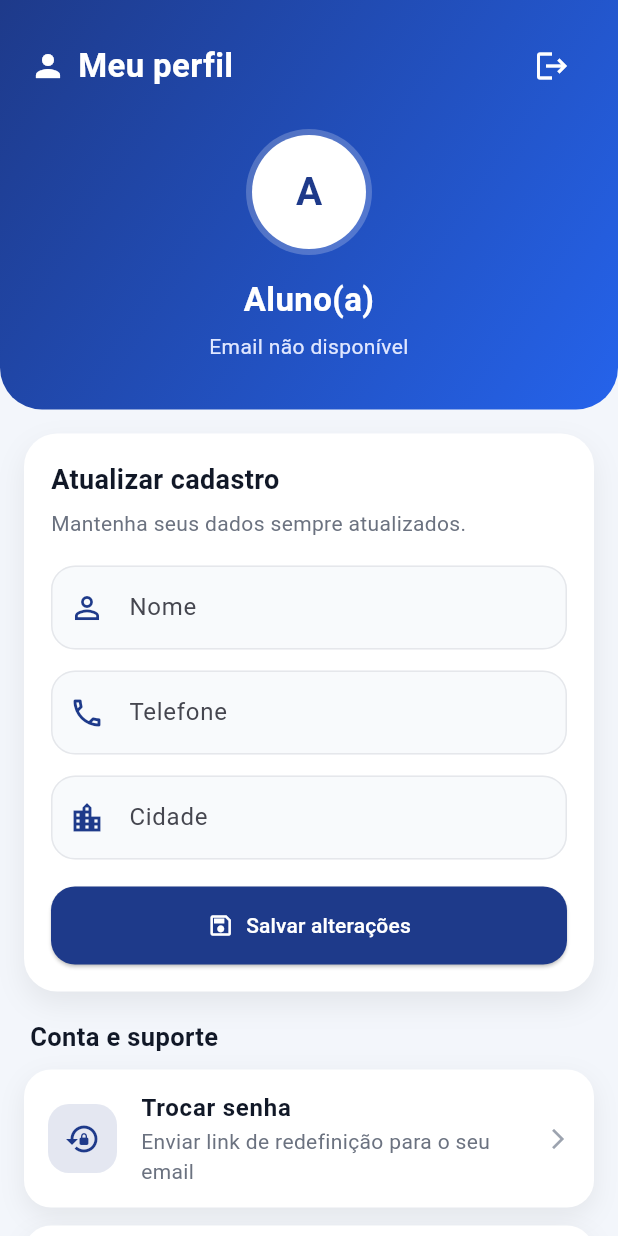
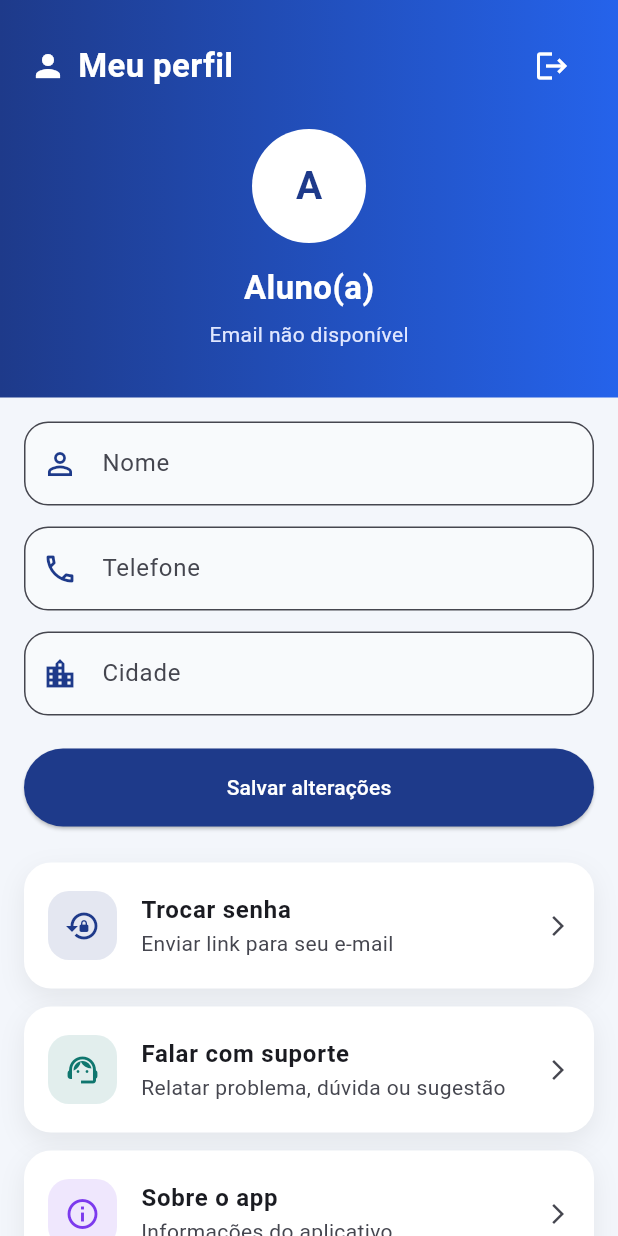
Before and after one commit to marciohgmm/trilha-med, a Flutter app: the PerfilPage screen opened directly with empty values, on a phone screen of 412 x 824 dp. Run offline on Flutter 3.47's test engine with Material 3 defaults, Android fonts, the phone set to English and light mode, and no system bars; our stand-ins replace cloud_firestore, connectivity_plus, file_picker, firebase_auth, firebase_core, firebase_storage and 1 more; missing offline and left inert: universal_html; accounts and stored records are empty.

```diff
--- a/lib/screens/perfil_page.dart
+++ b/lib/screens/perfil_page.dart
@@ -28,12 +28,18 @@ class _PerfilPageState extends State<PerfilPage> {
 
   String _iniciais(String nome, String email) {
     final nomeLimpo = nome.trim();
+
     if (nomeLimpo.isNotEmpty) {
-      final partes = nomeLimpo.split(' ').where((e) => e.trim().isNotEmpty).toList();
+      final partes =
+          nomeLimpo.split(' ').where((e) => e.trim().isNotEmpty).toList();
+
       if (partes.length == 1) {
         return partes.first.substring(0, 1).toUpperCase();
       }
-      return (partes.first.substring(0, 1) + partes.last.substring(0, 1)).toUpperCase();
+
+      return (partes.first.substring(0, 1) +
+              partes.last.substring(0, 1))
+          .toUpperCase();
     }
 
     if (email.isNotEmpty) {
@@ -80,6 +86,7 @@ class _PerfilPageState extends State<PerfilPage> {
       );
     } finally {
       if (!mounted) return;
+
       setState(() {
         _salvando = false;
       });
@@ -93,7 +100,9 @@ class _PerfilPageState extends State<PerfilPage> {
       if (email == null || email.isEmpty) {
         ScaffoldMessenger.of(context).showSnackBar(
           const SnackBar(
-            content: Text('Não foi possível identificar o e-mail do usuário.'),
+            content: Text(
+              'Não foi possível identificar o e-mail do usuário.',
+            ),
             backgroundColor: Colors.red,
           ),
         );
@@ -106,7 +115,9 @@ class _PerfilPageState extends State<PerfilPage> {
 
       ScaffoldMessenger.of(context).showSnackBar(
         SnackBar(
-          content: Text('Enviamos o link de redefinição para $email'),
+          content: Text(
+            'Enviamos o link de redefinição para $email',
+          ),
           backgroundColor: Colors.green,
         ),
       );
@@ -115,7 +126,9 @@ class _PerfilPageState extends State<PerfilPage> {
 
       ScaffoldMessenger.of(context).showSnackBar(
         SnackBar(
-          content: Text('Erro ao enviar redefinição de senha: $e'),
+          content: Text(
+            'Erro ao enviar redefinição de senha: $e',
+          ),
           backgroundColor: Colors.red,
         ),
       );
@@ -164,19 +177,27 @@ class _PerfilPageState extends State<PerfilPage> {
                 if (mensagem.isEmpty) {
                   ScaffoldMessenger.of(context).showSnackBar(
                     const SnackBar(
-                      content: Text('Digite uma mensagem antes de enviar.'),
+                      content: Text(
+                        'Digite uma mensagem antes de enviar.',
+                      ),
                     ),
                   );
                   return;
                 }
 
                 try {
-                  await _firestore.collection('suporte_mensagens').add({
+                  /// CORRIGIDO:
+                  /// Agora envia para coleção usada pelo admin
+                  await _firestore
+                      .collection('notificacoes_admin')
+                      .add({
+                    'tipo': 'contato_admin',
+                    'status': 'novo',
                     'userId': widget.userId,
                     'email': _auth.currentUser?.email ?? '',
                     'mensagem': mensagem,
-                    'status': 'novo',
                     'criadoEm': Timestamp.now(),
+                    'atualizadoEm': Timestamp.now(),
                   });
 
                   if (!mounted) return;
@@ -185,7 +206,9 @@ class _PerfilPageState extends State<PerfilPage> {
 
                   ScaffoldMessenger.of(context).showSnackBar(
                     const SnackBar(
-                      content: Text('Mensagem enviada para a equipe com sucesso!'),
+                      content: Text(
+                        'Mensagem enviada para a equipe com sucesso!',
+                      ),
                       backgroundColor: Colors.green,
                     ),
                   );
@@ -194,7 +217,9 @@ class _PerfilPageState extends State<PerfilPage> {
 
                   ScaffoldMessenger.of(context).showSnackBar(
                     SnackBar(
-                      content: Text('Erro ao enviar mensagem: $e'),
+                      content: Text(
+                        'Erro ao enviar mensagem: $e',
+                      ),
                       backgroundColor: Colors.red,
                     ),
                   );
@@ -215,6 +240,65 @@ class _PerfilPageState extends State<PerfilPage> {
     );
   }
 
+  Future<void> _abrirSobreApp() async {
+    await showDialog(
+      context: context,
+      builder: (context) {
+        return AlertDialog(
+          shape: RoundedRectangleBorder(
+            borderRadius: BorderRadius.circular(20),
+          ),
+          title: const Text('Sobre o app'),
+          content: const Column(
+            mainAxisSize: MainAxisSize.min,
+            children: [
+              Icon(
+                Icons.school,
+                size: 52,
+                color: Color(0xFF1E3A8A),
+              ),
+              SizedBox(height: 14),
+              Text(
+                'Trilha Med',
+                style: TextStyle(
+                  fontSize: 20,
+                  fontWeight: FontWeight.bold,
+                ),
+              ),
+              SizedBox(height: 8),
+              Text(
+                'Preparação Revalida',
+                textAlign: TextAlign.center,
+              ),
+              SizedBox(height: 12),
+              Text(
+                'Versão 1.0.0',
+                style: TextStyle(
+                  color: Colors.black54,
+                ),
+              ),
+              SizedBox(height: 12),
+              Text(
+                'Aplicativo desenvolvido para auxiliar estudantes com flashcards, estudos organizados e revisão inteligente.',
+                textAlign: TextAlign.center,
+              ),
+            ],
+          ),
+          actions: [
+            ElevatedButton(
+              onPressed: () => Navigator.pop(context),
+              style: ElevatedButton.styleFrom(
+                backgroundColor: const Color(0xFF1E3A8A),
+                foregroundColor: Colors.white,
+              ),
+              child: const Text('Fechar'),
+            ),
+          ],
+        );
+      },
+    );
+  }
+
   Future<void> _confirmarLogout() async {
     final sair = await showDialog<bool>(
       context: context,
@@ -224,7 +308,9 @@ class _PerfilPageState extends State<PerfilPage> {
             borderRadius: BorderRadius.circular(20),
           ),
           title: const Text('Sair da conta'),
-          content: const Text('Tem certeza que deseja sair do aplicativo?'),
+          content: const Text(
+            'Tem certeza que deseja sair do aplicativo?',
+          ),
           actions: [
             TextButton(
               onPressed: () => Navigator.pop(context, false),
@@ -235,9 +321,6 @@ class _PerfilPageState extends State<PerfilPage> {
               style: ElevatedButton.styleFrom(
                 backgroundColor: Colors.red,
                 foregroundColor: Colors.white,
-                shape: RoundedRectangleBorder(
-                  borderRadius: BorderRadius.circular(12),
-                ),
               ),
               child: const Text('Sair'),
             ),
@@ -282,7 +365,8 @@ class _PerfilPageState extends State<PerfilPage> {
         ],
       ),
       child: ListTile(
-        contentPadding: const EdgeInsets.symmetric(horizontal: 16, vertical: 6),
+        contentPadding:
+            const EdgeInsets.symmetric(horizontal: 16, vertical: 6),
         leading: Container(
           width: 46,
           height: 46,
@@ -296,16 +380,13 @@ class _PerfilPageState extends State<PerfilPage> {
           titulo,
           style: const TextStyle(
             fontWeight: FontWeight.bold,
-            color: Color(0xFF111827),
           ),
         ),
-        subtitle: Text(
-          subtitulo,
-          style: const TextStyle(
-            color: Color(0xFF6B7280),
+        subtitle: Text(subtitulo),
+        trailing: const Icon(
+          Icons.arrow_forward_ios,
+          size: 16,
         ),
-        ),
-        trailing: const Icon(Icons.arrow_forward_ios, size: 16, color: Color(0xFF9CA3AF)),
         onTap: onTap,
       ),
     );
@@ -324,23 +405,14 @@ class _PerfilPageState extends State<PerfilPage> {
         keyboardType: keyboardType,
         decoration: InputDecoration(
           labelText: label,
-          prefixIcon: Icon(icon, color: const Color(0xFF1E3A8A)),
+          prefixIcon: Icon(
+            icon,
+            color: const Color(0xFF1E3A8A),
+          ),
           filled: true,
           fillColor: const Color(0xFFF8FAFC),
           border: OutlineInputBorder(
             borderRadius: BorderRadius.circular(16),
-            borderSide: BorderSide.none,
-          ),
-          enabledBorder: OutlineInputBorder(
-            borderRadius: BorderRadius.circular(16),
-            borderSide: const BorderSide(color: Color(0xFFE5E7EB)),
-          ),
-          focusedBorder: OutlineInputBorder(
-            borderRadius: BorderRadius.circular(16),
-            borderSide: const BorderSide(
-              color: Color(0xFF1E3A8A),
-              width: 2,
-            ),
           ),
         ),
       ),
@@ -358,15 +430,23 @@ class _PerfilPageState extends State<PerfilPage> {
   @override
   Widget build(BuildContext context) {
     return StreamBuilder<DocumentSnapshot>(
-      stream: _firestore.collection('users').doc(widget.userId).snapshots(),
+      stream: _firestore
+          .collection('users')
+          .doc(widget.userId)
+          .snapshots(),
       builder: (context, snapshot) {
         final rawData = snapshot.data?.data();
-        final userData = rawData is Map<String, dynamic> ? rawData : <String, dynamic>{};
+
+        final userData = rawData is Map<String, dynamic>
+            ? rawData
+            : <String, dynamic>{};
 
         final nome = (userData['nome'] ?? '').toString();
         final telefone = (userData['telefone'] ?? '').toString();
         final cidade = (userData['cidade'] ?? '').toString();
-        final email = (_auth.currentUser?.email ?? userData['email'] ?? '').toString();
+        final email =
+            (_auth.currentUser?.email ?? userData['email'] ?? '')
+                .toString();
 
         _nomeController.text = nome;
         _telefoneController.text = telefone;
@@ -379,19 +459,14 @@ class _PerfilPageState extends State<PerfilPage> {
               children: [
                 Container(
                   width: double.infinity,
-                  padding: const EdgeInsets.fromLTRB(20, 20, 20, 32),
+                  padding:
+                      const EdgeInsets.fromLTRB(20, 20, 20, 32),
                   decoration: const BoxDecoration(
                     gradient: LinearGradient(
                       colors: [
                         Color(0xFF1E3A8A),
                         Color(0xFF2563EB),
                       ],
-                      begin: Alignment.topLeft,
-                      end: Alignment.bottomRight,
-                    ),
-                    borderRadius: BorderRadius.only(
-                      bottomLeft: Radius.circular(28),
-                      bottomRight: Radius.circular(28),
                     ),
                   ),
                   child: Column(
@@ -415,19 +490,15 @@ class _PerfilPageState extends State<PerfilPage> {
                           ),
                           IconButton(
                             onPressed: _confirmarLogout,
-                            icon: const Icon(Icons.logout, color: Colors.white),
-                            tooltip: 'Sair',
+                            icon: const Icon(
+                              Icons.logout,
+                              color: Colors.white,
+                            ),
                           ),
                         ],
                       ),
                       const SizedBox(height: 18),
-                      Container(
-                        padding: const EdgeInsets.all(4),
-                        decoration: BoxDecoration(
-                          color: Colors.white.withOpacity(0.22),
-                          shape: BoxShape.circle,
-                        ),
-                        child: CircleAvatar(
+                      CircleAvatar(
                         radius: 38,
                         backgroundColor: Colors.white,
                         child: Text(
@@ -439,11 +510,9 @@ class _PerfilPageState extends State<PerfilPage> {
                           ),
                         ),
                       ),
-                      ),
                       const SizedBox(height: 14),
                       Text(
                         nome.isNotEmpty ? nome : 'Aluno(a)',
-                        textAlign: TextAlign.center,
                         style: const TextStyle(
                           color: Colors.white,
                           fontSize: 22,
@@ -452,11 +521,11 @@ class _PerfilPageState extends State<PerfilPage> {
                       ),
                       const SizedBox(height: 6),
                       Text(
-                        email.isNotEmpty ? email : 'Email não disponível',
-                        textAlign: TextAlign.center,
+                        email.isNotEmpty
+                            ? email
+                            : 'Email não disponível',
                         style: const TextStyle(
                           color: Color(0xFFE0E7FF),
-                          fontSize: 14,
                         ),
                       ),
                     ],
@@ -466,38 +535,6 @@ class _PerfilPageState extends State<PerfilPage> {
                   child: ListView(
                     padding: const EdgeInsets.all(16),
                     children: [
-                      Container(
-                        padding: const EdgeInsets.all(18),
-                        decoration: BoxDecoration(
-                          color: Colors.white,
-                          borderRadius: BorderRadius.circular(22),
-                          boxShadow: const [
-                            BoxShadow(
-                              color: Color(0x11000000),
-                              blurRadius: 16,
-                              offset: Offset(0, 8),
-                            ),
-                          ],
-                        ),
-                        child: Column(
-                          crossAxisAlignment: CrossAxisAlignment.start,
-                          children: [
-                            const Text(
-                              'Atualizar cadastro',
-                              style: TextStyle(
-                                fontSize: 18,
-                                fontWeight: FontWeight.bold,
-                                color: Color(0xFF111827),
-                              ),
-                            ),
-                            const SizedBox(height: 6),
-                            const Text(
-                              'Mantenha seus dados sempre atualizados.',
-                              style: TextStyle(
-                                color: Color(0xFF6B7280),
-                              ),
-                            ),
-                            const SizedBox(height: 18),
                       _buildCampo(
                         controller: _nomeController,
                         label: 'Nome',
@@ -507,89 +544,71 @@ class _PerfilPageState extends State<PerfilPage> {
                         controller: _telefoneController,
                         label: 'Telefone',
                         icon: Icons.phone_outlined,
-                              keyboardType: TextInputType.phone,
                       ),
                       _buildCampo(
                         controller: _cidadeController,
                         label: 'Cidade',
                         icon: Icons.location_city_outlined,
                       ),
-                            const SizedBox(height: 4),
-                            SizedBox(
-                              width: double.infinity,
-                              child: ElevatedButton.icon(
-                                onPressed: _salvando ? null : _salvarPerfil,
-                                icon: _salvando
-                                    ? const SizedBox(
-                                        height: 18,
-                                        width: 18,
-                                        child: CircularProgressIndicator(
-                                          strokeWidth: 2.2,
-                                          color: Colors.white,
-                                        ),
-                                      )
-                                    : const Icon(Icons.save_outlined),
-                                label: Text(_salvando ? 'Salvando...' : 'Salvar alterações'),
+                      const SizedBox(height: 8),
+                      ElevatedButton(
+                        onPressed:
+                            _salvando ? null : _salvarPerfil,
                         style: ElevatedButton.styleFrom(
-                                  backgroundColor: const Color(0xFF1E3A8A),
+                          backgroundColor:
+                              const Color(0xFF1E3A8A),
                           foregroundColor: Colors.white,
-                                  padding: const EdgeInsets.symmetric(vertical: 16),
-                                  shape: RoundedRectangleBorder(
-                                    borderRadius: BorderRadius.circular(16),
+                          padding:
+                              const EdgeInsets.symmetric(
+                            vertical: 16,
                           ),
                         ),
+                        child: Text(
+                          _salvando
+                              ? 'Salvando...'
+                              : 'Salvar alterações',
                         ),
                       ),
-                          ],
-                        ),
-                      ),
-                      const SizedBox(height: 18),
-                      const Padding(
-                        padding: EdgeInsets.only(left: 4, bottom: 10),
-                        child: Text(
-                          'Conta e suporte',
-                          style: TextStyle(
-                            fontSize: 17,
-                            fontWeight: FontWeight.bold,
-                            color: Color(0xFF111827),
-                          ),
-                        ),
-                      ),
+                      const SizedBox(height: 24),
                       _buildAcaoTile(
                         icon: Icons.lock_reset,
                         titulo: 'Trocar senha',
-                        subtitulo: 'Enviar link de redefinição para o seu email',
+                        subtitulo:
+                            'Enviar link para seu e-mail',
                         onTap: _enviarRedefinicaoSenha,
                       ),
                       _buildAcaoTile(
                         icon: Icons.support_agent,
                         titulo: 'Falar com suporte',
-                        subtitulo: 'Relatar problema, dúvida ou sugestão',
+                        subtitulo:
+                            'Relatar problema, dúvida ou sugestão',
                         onTap: _abrirDialogoSuporte,
-                        corIcone: const Color(0xFF0F766E),
+                        corIcone:
+                            const Color(0xFF0F766E),
                       ),
                       _buildAcaoTile(
                         icon: Icons.info_outline,
                         titulo: 'Sobre o app',
-                        subtitulo: 'Trilha Med • Preparação Revalida',
-                        onTap: null,
-                        corIcone: const Color(0xFF7C3AED),
+                        subtitulo:
+                            'Informações do aplicativo',
+                        onTap: _abrirSobreApp,
+                        corIcone:
+                            const Color(0xFF7C3AED),
                       ),
-                      const SizedBox(height: 8),
+                      const SizedBox(height: 12),
                       OutlinedButton.icon(
                         onPressed: _confirmarLogout,
                         icon: const Icon(Icons.logout),
-                        label: const Text('Sair da conta'),
-                        style: OutlinedButton.styleFrom(
+                        label:
+                            const Text('Sair da conta'),
+                        style:
+                            OutlinedButton.styleFrom(
                           foregroundColor: Colors.red,
-                          side: const BorderSide(color: Colors.red),
-                          padding: const EdgeInsets.symmetric(vertical: 16),
-                          shape: RoundedRectangleBorder(
-                            borderRadius: BorderRadius.circular(16),
+                          side: const BorderSide(
+                            color: Colors.red,
                           ),
                         ),
                       ),
-                      const SizedBox(height: 20),
                     ],
                   ),
                 ),
```
Lines whose indentation alone changed are shown as unchanged.
